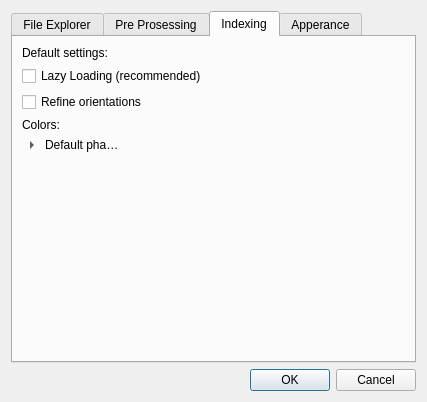
Above: ui/advanced_settings.ui from EBSP-Indexer/EBSP-Indexer before the change. Below: the same form after it.
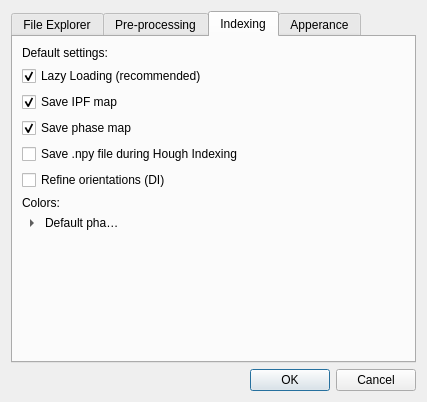
That is the form after the change. The open tabs and pages were chosen to show the change.

The edit to the form file:
```diff
--- a/ui/advanced_settings.ui
+++ b/ui/advanced_settings.ui
@@ -175,7 +175,7 @@
      </widget>
      <widget class="QWidget" name="preProcessingTab">
       <attribute name="title">
-       <string>Pre Prosessing</string>
+       <string>Pre-processing</string>
       </attribute>
       <layout class="QVBoxLayout" name="verticalLayout_3">
        <item>
@@ -292,12 +292,54 @@
          <property name="text">
           <string>Lazy Loading (recommended)</string>
          </property>
+         <property name="checked">
+          <bool>true</bool>
+         </property>
+        </widget>
+       </item>
+       <item>
+        <widget class="QCheckBox" name="checkBoxSaveIPFMap">
+         <property name="toolTip">
+          <string>&lt;html&gt;&lt;head/&gt;&lt;body&gt;&lt;p&gt;Default option for saving an inverse pole figure map as a .png file&lt;/p&gt;&lt;/body&gt;&lt;/html&gt;</string>
+         </property>
+         <property name="text">
+          <string>Save IPF map</string>
+         </property>
+         <property name="checked">
+          <bool>true</bool>
+         </property>
+        </widget>
+       </item>
+       <item>
+        <widget class="QCheckBox" name="checkBoxSavePhaseMap">
+         <property name="toolTip">
+          <string>&lt;html&gt;&lt;head/&gt;&lt;body&gt;&lt;p&gt;Default option for saving a phase map as a .png file.&lt;/p&gt;&lt;/body&gt;&lt;/html&gt;</string>
+         </property>
+         <property name="text">
+          <string>Save phase map</string>
+         </property>
+         <property name="checked">
+          <bool>true</bool>
+         </property>
+        </widget>
+       </item>
+       <item>
+        <widget class="QCheckBox" name="checkBoxSaveNumpy">
+         <property name="toolTip">
+          <string>&lt;html&gt;&lt;head/&gt;&lt;body&gt;&lt;p&gt;Default option for saving numpy file generated from Hough Indexing. &lt;/p&gt;&lt;p&gt;The file allows all present phases to be considered during a later refinement of orientations for all patterns, which may produce better results during refinement. &lt;/p&gt;&lt;/body&gt;&lt;/html&gt;</string>
+         </property>
+         <property name="text">
+          <string>Save .npy file during Hough Indexing</string>
+         </property>
+         <property name="checked">
+          <bool>false</bool>
+         </property>
         </widget>
        </item>
        <item>
         <widget class="QCheckBox" name="checkBoxRefine">
          <property name="text">
-          <string>Refine orientations</string>
+          <string>Refine orientations (DI)</string>
          </property>
         </widget>
        </item>
@@ -339,7 +381,6 @@
          </property>
          <property name="font">
           <font>
-           <weight>50</weight>
            <bold>false</bold>
           </font>
          </property>
```
Left out of the diff: 3 changed lines with no effect on the pictures.
